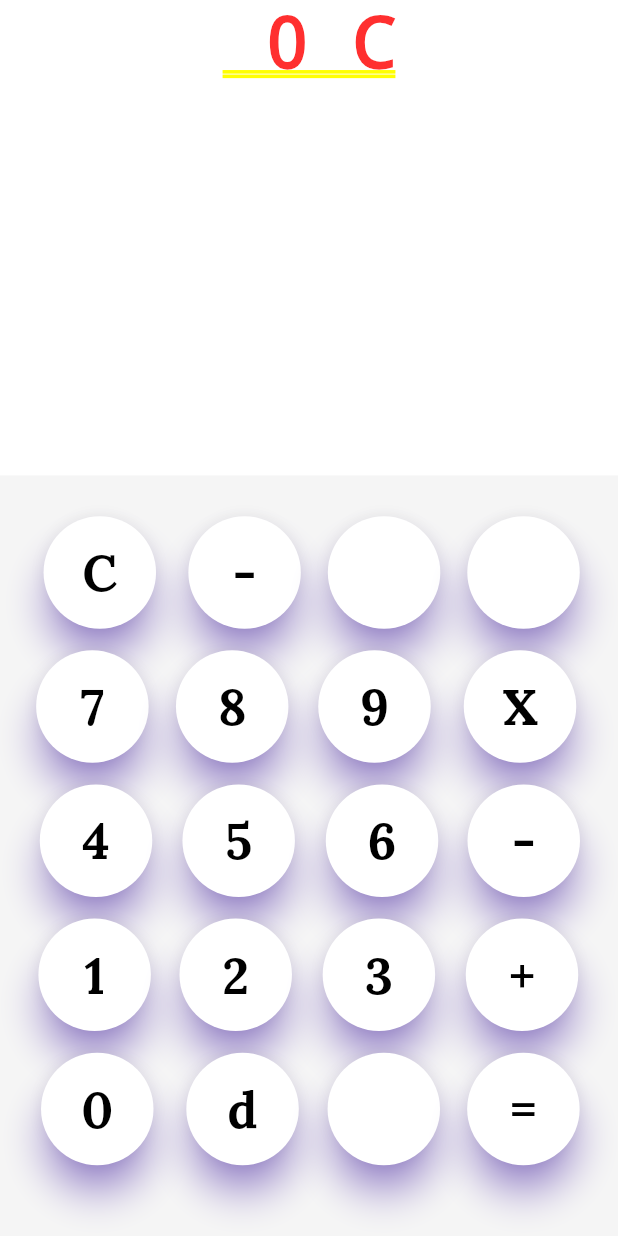
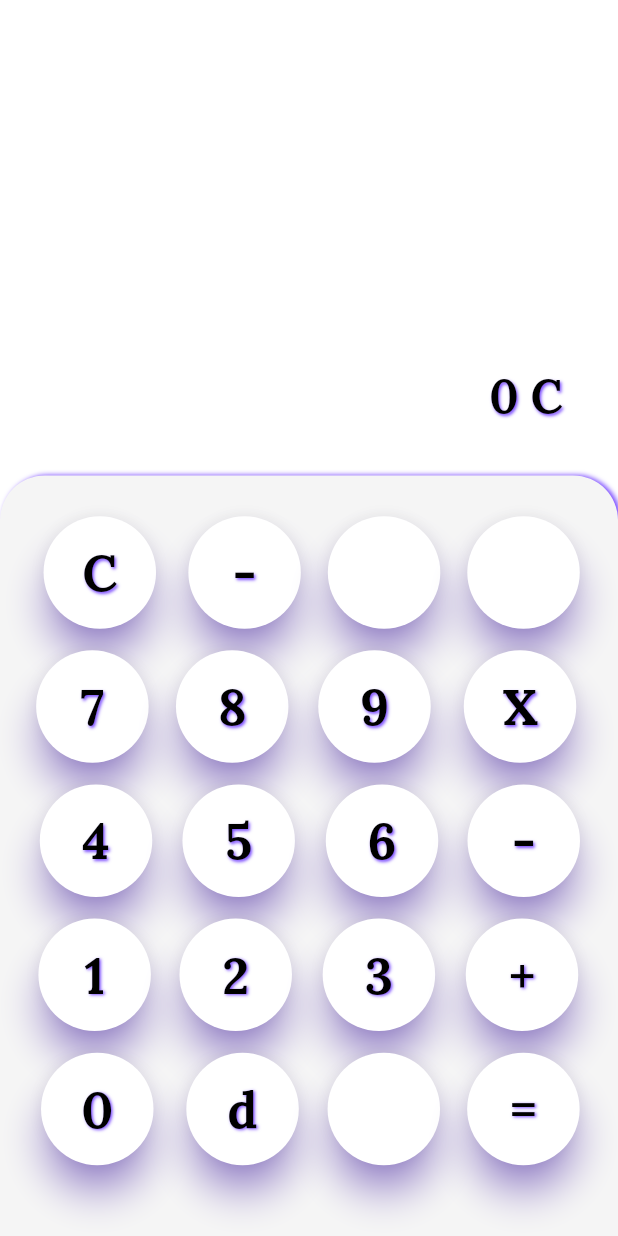
Before and after one commit to davidkt99/DiceUlator, a Flutter app: the screen it shows after launch, after a tap on an icon or button, on a phone screen of 412 x 824 dp. Run offline on Flutter 3.47's test engine with Material 2 defaults, Android fonts, the phone set to English and light mode, and no system bars; our stand-ins replace flutter_riverpod, google_fonts.

Commit message:
Updated Style and Display component

```diff
--- a/lib/Common/calc_button.dart
+++ b/lib/Common/calc_button.dart
@@ -40,6 +40,6 @@ class _CalcButtonState extends ConsumerState<CalcButton> {
   void handleCalcButton(String label){
     HapticFeedback.mediumImpact();
     ref.read(calcExpression.notifier).add(label);
-    print(label);
+    print(ref.watch(calcExpression));
   }
 }
--- a/lib/Design/app_theme.dart
+++ b/lib/Design/app_theme.dart
@@ -12,7 +12,14 @@ class AppTheme{
       textStyle:
       const TextStyle(
           color: Colors.black,
-          fontWeight: FontWeight.bold
-      )
+          fontWeight: FontWeight.bold,
+          shadows: <Shadow>[
+            Shadow(
+              offset: Offset(1.0, 1.0),
+              blurRadius: 2.0,
+              color: Colors.deepPurpleAccent,
+            )
+          ]
+      ),
   );
 }
--- /dev/null
+++ b/lib/Pages/DiceCalcPage/Components/calc_display.dart
@@ -0,0 +1,43 @@
+import 'package:diceulator/Design/app_theme.dart';
+import 'package:diceulator/Design/size_config.dart';
+import 'package:flutter/cupertino.dart';
+import 'package:flutter/gestures.dart';
+import 'package:flutter/material.dart';
+import 'package:flutter_riverpod/flutter_riverpod.dart';
+
+import 'dice_calc_providers.dart';
+
+class CalcDisplay extends ConsumerStatefulWidget {
+  const CalcDisplay({Key? key}) : super(key: key);
+
+  @override
+  _CalcDisplayState createState() => _CalcDisplayState();
+}
+
+class _CalcDisplayState extends ConsumerState<CalcDisplay> {
+  @override
+  Widget build(BuildContext context) {
+    return Column(
+      mainAxisAlignment: MainAxisAlignment.end,
+      crossAxisAlignment: CrossAxisAlignment.end,
+      children: [
+        Expanded(flex: 4, child: Container(),),
+        Expanded(
+          flex: 2,
+          child: DefaultTextStyle(
+            style: const TextStyle(),
+            child: Container(
+              alignment: Alignment.centerRight,
+              child: Text(
+                  ref.watch(calcExpression),
+                maxLines: 2,
+                style: AppTheme.font,
+                textScaleFactor: 2.2,
+              ),
+            ),
+          ),
+        ),
+      ],
+    );
+  }
+}
--- a/lib/Pages/DiceCalcPage/Components/calc_key_pad.dart
+++ b/lib/Pages/DiceCalcPage/Components/calc_key_pad.dart
@@ -7,11 +7,7 @@ class CalcKeyPad extends StatelessWidget {
 
   @override
   Widget build(BuildContext context) {
-    return Container(
-      color: Colors.grey[100],
-      child: Padding(
-        padding: const EdgeInsets.only(bottom: 40, left: 10, right: 10, top: 20),
-        child: Column(
+    return Column(
       mainAxisAlignment: MainAxisAlignment.spaceAround,
       children: [
         Row(
@@ -60,8 +56,6 @@ class CalcKeyPad extends StatelessWidget {
           ],
         ),
       ],
-        ),
-      ),
     );
   }
 }
--- a/lib/Pages/DiceCalcPage/dice_calc_page.dart
+++ b/lib/Pages/DiceCalcPage/dice_calc_page.dart
@@ -1,22 +1,19 @@
-import 'dart:ffi';
-
 import 'package:diceulator/Design/size_config.dart';
-import 'package:diceulator/Pages/DiceCalcPage/Components/dice_calc_providers.dart';
+import 'package:diceulator/Pages/DiceCalcPage/Components/calc_display.dart';
 import 'package:flutter/material.dart';
-import 'package:flutter_riverpod/flutter_riverpod.dart';
 
 import 'Components/calc_key_pad.dart';
 
 
 
-class DiceCalcPage extends ConsumerStatefulWidget {
+class DiceCalcPage extends StatefulWidget {
   const DiceCalcPage({Key? key}) : super(key: key);
 
   @override
   _DiceCalcPageState createState() => _DiceCalcPageState();
 }
 
-class _DiceCalcPageState extends ConsumerState<DiceCalcPage> {
+class _DiceCalcPageState extends State<DiceCalcPage> {
 
   @override
   Widget build(BuildContext context) {
@@ -27,15 +24,35 @@ class _DiceCalcPageState extends ConsumerState<DiceCalcPage> {
         child: Column(
           mainAxisAlignment: MainAxisAlignment.center,
           children: <Widget>[
+            const Expanded(
+              flex: 5,
+                child: Padding(
+                  padding: EdgeInsets.only(left: 20, right: 37),
+                  child: CalcDisplay(),
+                ),
+            ),
             Expanded(
-              flex: 5,
+              flex: 8,
                 child: Container(
-                  child: Text(ref.watch(calcExpression)),
+                  decoration: BoxDecoration(
+                      color: Colors.grey[100],
+                    borderRadius: const BorderRadius.only(
+                        topLeft: Radius.circular(30.0),
+                        topRight: Radius.circular(30.0)
+                    ),
+                    boxShadow: const [
+                      BoxShadow(
+                        offset: Offset(2.0, 0),
+                        blurRadius: 2.0,
+                        color: Colors.deepPurpleAccent,
+                      )
+                    ]
+                  ),
+                  child: const Padding(
+                    padding: EdgeInsets.only(bottom: 40, left: 10, right: 10, top: 20),
+                    child: CalcKeyPad(),
+                  ),
                 )
-            ),
-            const Expanded(
-              flex: 8,
-                child: CalcKeyPad()
             ),
           ],
         ),
```
Lines whose indentation alone changed are shown as unchanged.
